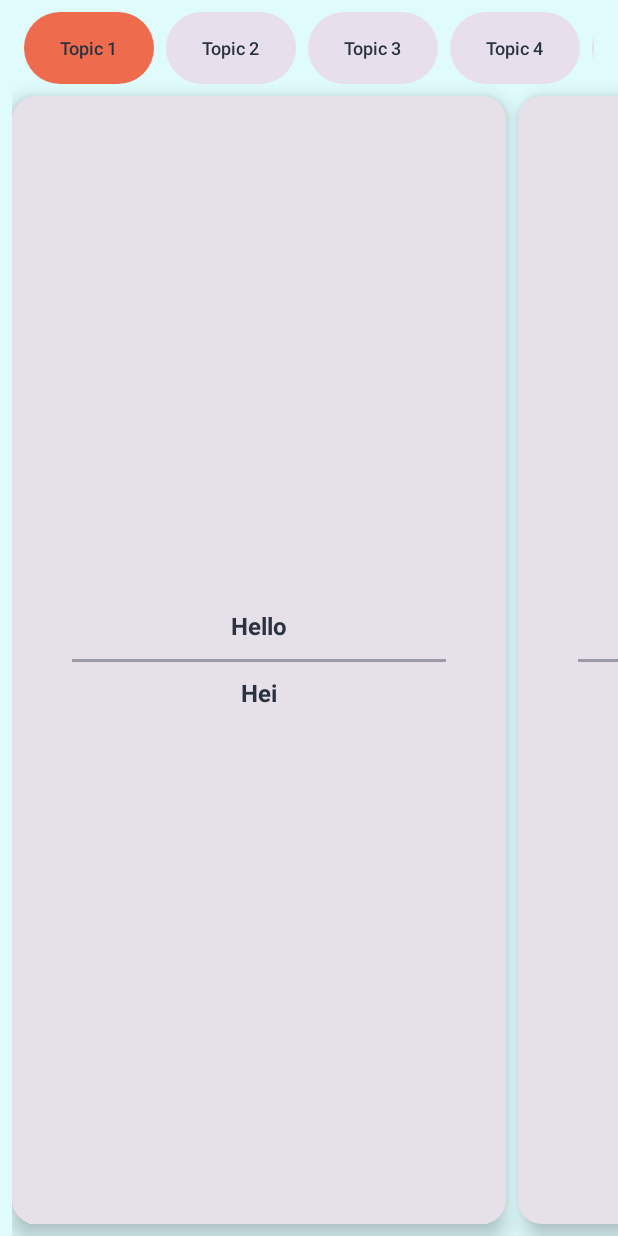
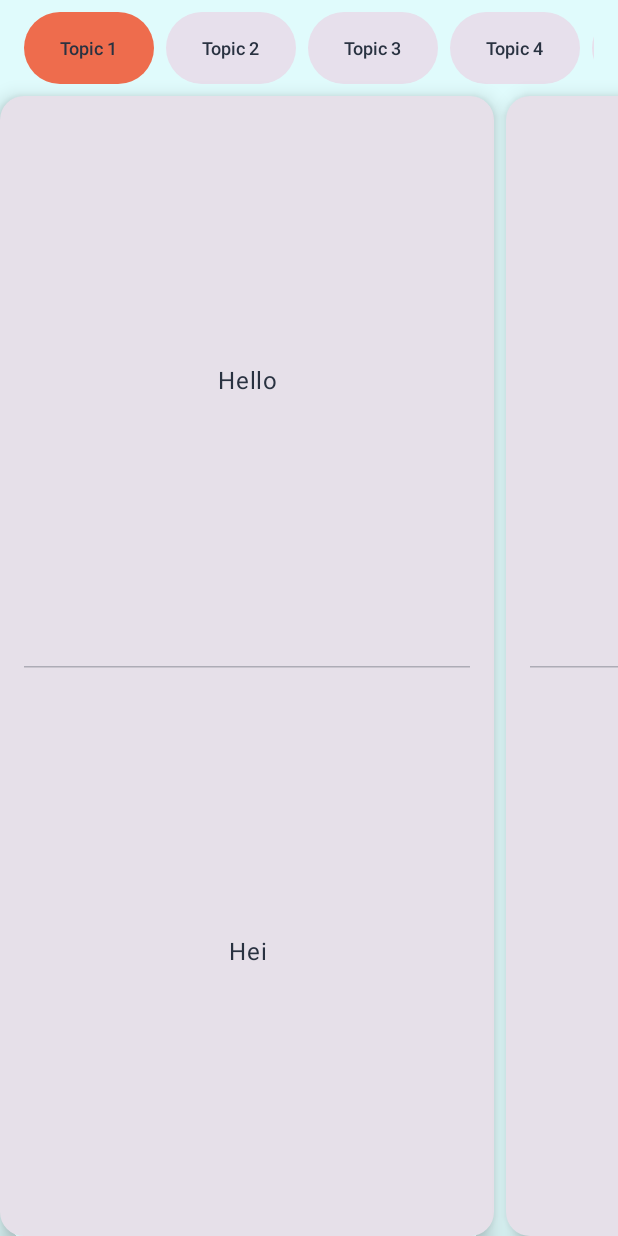
Before and after one commit to mr-1o1/lingo-cards-android, an Android app built with Jetpack Compose: the screen it shows after launch (MainActivity), on a phone screen of 412 x 824 dp. Run offline under Robolectric (Android 15) with nearby library versions, the phone set to English and light mode, and no system bars.

Commit message:
Center the text into upper and lower sections and center the text

```diff
--- a/app/src/main/java/com/example/lingocards/ui/components/InfoCards.kt
+++ b/app/src/main/java/com/example/lingocards/ui/components/InfoCards.kt
@@ -1,6 +1,7 @@
 package com.example.lingocards.ui.components
 
 import androidx.compose.foundation.layout.Arrangement
+import androidx.compose.foundation.layout.Box
 import androidx.compose.foundation.layout.Column
 import androidx.compose.foundation.layout.Spacer
 import androidx.compose.foundation.layout.fillMaxHeight
@@ -14,6 +15,7 @@ import androidx.compose.foundation.lazy.items
 import androidx.compose.foundation.shape.RoundedCornerShape
 import androidx.compose.material3.Card
 import androidx.compose.material3.CardDefaults
+import androidx.compose.material3.Divider
 import androidx.compose.material3.HorizontalDivider
 import androidx.compose.material3.MaterialTheme
 import androidx.compose.material3.Text
@@ -38,7 +40,7 @@ fun InfoCards(
     val cardWidth = screenWidth * 0.8f // 80% of screen width
 
     LazyRow(
-        modifier = modifier.fillMaxWidth().padding(start = 8.dp, bottom = 8.dp)
+        modifier = modifier.fillMaxWidth()
     ) {
         items(cards) { card ->
             Card(
@@ -50,37 +52,41 @@ fun InfoCards(
                 shape = RoundedCornerShape(16.dp)
             ) {
                 Column(
+                    modifier = Modifier.fillMaxSize()
+                ) {
+                    // Upper Half: English Sentence
+                    Box(
                         modifier = Modifier
-                        .fillMaxSize()
-                        .padding(16.dp), // Add padding inside the card
-                    horizontalAlignment = Alignment.CenterHorizontally,
-                    verticalArrangement = Arrangement.Center
+                            .fillMaxWidth()
+                            .fillMaxHeight(0.5f), // Take up 50% of the card's height
+                        contentAlignment = Alignment.Center
                     ) {
-                    // Top Section: English Sentence
                         Text(
                             text = card.englishSentence,
-                        style = MaterialTheme.typography.headlineSmall.copy(fontWeight = FontWeight.Bold),
+                            style = MaterialTheme.typography.bodyLarge,
                             color = MaterialTheme.colorScheme.onSurface,
                             textAlign = TextAlign.Center
                         )
+                    }
 
-                    Spacer(modifier = Modifier.height(12.dp)) // Add spacing before the divider
-
-                    // Horizontal Line Separator
                     HorizontalDivider(
                         modifier = Modifier
                             .fillMaxWidth()
-                            .padding(horizontal = 24.dp), // Add more horizontal padding
-                        thickness = 2.dp, // Slightly thicker divider
-                        color = MaterialTheme.colorScheme.onSurface.copy(alpha = 0.4f) // Semi-transparent line
+                            .padding(horizontal = 16.dp), // Add horizontal padding for better alignment
+                        thickness = 1.dp, // Thickness of the divider
+                        color = MaterialTheme.colorScheme.onSurface.copy(alpha = 0.3f) // Semi-transparent color
                     )
 
-                    Spacer(modifier = Modifier.height(12.dp)) // Add spacing after the divider
-
-                    // Bottom Section: Finnish Translation
+                    // Lower Half: Finnish Translation
+                    Box(
+                        modifier = Modifier
+                            .fillMaxWidth()
+                            .fillMaxHeight(1f), // Take up the remaining 50% of the card's height
+                        contentAlignment = Alignment.Center
+                    ) {
                         Text(
-                        text = card.finnishTranslation,
-                        style = MaterialTheme.typography.headlineSmall.copy(fontWeight = FontWeight.Bold),
+                            text = card.finnishTranslation.ifEmpty { "Translation not available" },
+                            style = MaterialTheme.typography.bodyLarge,
                             color = MaterialTheme.colorScheme.onSurface,
                             textAlign = TextAlign.Center
                         )
@@ -89,69 +95,7 @@ fun InfoCards(
             }
         }
     }
-
-//@Composable
-//fun InfoCards(
-//    cards: List<CardData>,
-//    modifier: Modifier = Modifier
-//) {
-//    val configuration = LocalConfiguration.current
-//    val screenWidth = configuration.screenWidthDp.dp
-//    val cardWidth = screenWidth * 0.8f // 80% of screen width
-//
-//    LazyRow(
-//        modifier = modifier.fillMaxWidth()
-//    ) {
-//        items(cards) { card ->
-//            Card(
-//                modifier = Modifier
-//                    .padding(end = 8.dp)
-//                    .width(cardWidth)
-//                    .fillMaxHeight(),
-//                elevation = CardDefaults.cardElevation(defaultElevation = 8.dp),
-//                shape = RoundedCornerShape(16.dp)
-//            ) {
-//                Column(
-//                    modifier = Modifier
-//                        .fillMaxSize()
-//                        .padding(16.dp),
-//                    horizontalAlignment = Alignment.CenterHorizontally,
-//                    verticalArrangement = Arrangement.Center
-//                ) {
-//                    // Top Section: English Sentence
-//                    Text(
-//                        text = card.englishSentence,
-//                        style = MaterialTheme.typography.headlineSmall,
-//                        color = MaterialTheme.colorScheme.onSurface,
-//                        textAlign = TextAlign.Center
-//                    )
-//
-//                    Spacer(modifier = Modifier.height(8.dp)) // Add spacing before the divider
-//
-//                    // Horizontal Line Separator
-//                    HorizontalDivider(
-//                        modifier = Modifier
-//                            .fillMaxWidth()
-//                            .padding(horizontal = 16.dp), // Add horizontal padding
-//                        thickness = 1.dp,
-//                        color = MaterialTheme.colorScheme.onSurface.copy(alpha = 0.3f) // Semi-transparent line
-//                    )
-//
-//                    Spacer(modifier = Modifier.height(8.dp)) // Add spacing after the divider
-//
-//                    // Bottom Section: Finnish Translation
-//                    Text(
-//                        text = card.finnishTranslation,
-//                        style = MaterialTheme.typography.headlineSmall,
-//                        color = MaterialTheme.colorScheme.onSurface,
-//                        textAlign = TextAlign.Center
-//                    )
-//                }
-//            }
-//        }
-//    }
-//}
-
+}
 
 @Preview(showBackground = true, showSystemUi = true)
 @Composable
```
Lines whose indentation alone changed are shown as unchanged.
